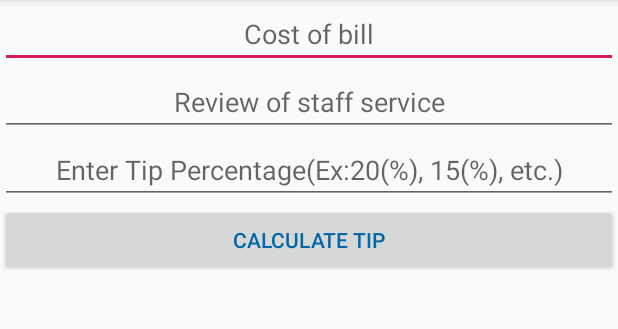
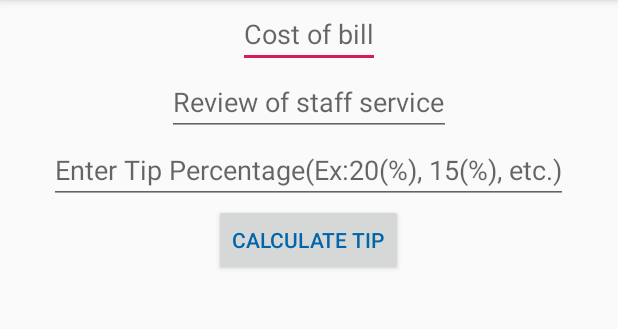
Before and after one commit to RealDeadrat/TipCalculator_SYED, an Android app: the screen it shows after launch (MainActivity), on a phone screen of 412 x 824 dp, the part 84-413 px from its top. Run offline under Robolectric (Android 15) with nearby library versions, the phone set to English and light mode, and no system bars.

Commit message:
new gravity

```diff
--- a/app/src/main/res/layout/activity_main.xml
+++ b/app/src/main/res/layout/activity_main.xml
@@ -10,38 +10,38 @@
 
     <EditText
         android:id="@+id/billCostEdTxt"
-        android:layout_width="match_parent"
+        android:layout_width="wrap_content"
         android:layout_height="wrap_content"
         android:hint="Cost of bill"
-        android:gravity="center"
+        android:layout_gravity="center_horizontal" ravity="center"
         android:textColor="@color/colorInputText"
         android:inputType="numberDecimal"
          />
 
     <EditText
         android:id="@+id/quaSerEdTxt"
-        android:layout_width="match_parent"
+        android:layout_width="wrap_content"
         android:layout_height="wrap_content"
         android:hint="Review of staff service"
-        android:gravity="center"
+        android:layout_gravity="center_horizontal"
         android:textColor="@color/colorInputText"
         />
 
     <EditText
         android:id="@+id/tipPerEdTxt"
-        android:layout_width="match_parent"
+        android:layout_width="wrap_content"
         android:layout_height="wrap_content"
         android:hint="Enter Tip Percentage(Ex:20(%), 15(%), etc.)"
-        android:gravity="center"
+        android:layout_gravity="center_horizontal"
         android:textColor="@color/colorInputText"
         android:inputType="number"
 
         />
     <Button
         android:id="@+id/billCalcButton"
-        android:layout_width="match_parent"
+        android:layout_width="wrap_content"
         android:layout_height="wrap_content"
-        android:gravity="center"
+        android:layout_gravity="center_horizontal"
         android:text="Calculate Tip"
         android:textColor="@color/colorBtnText"
         android:onClick="calcTip"
```
